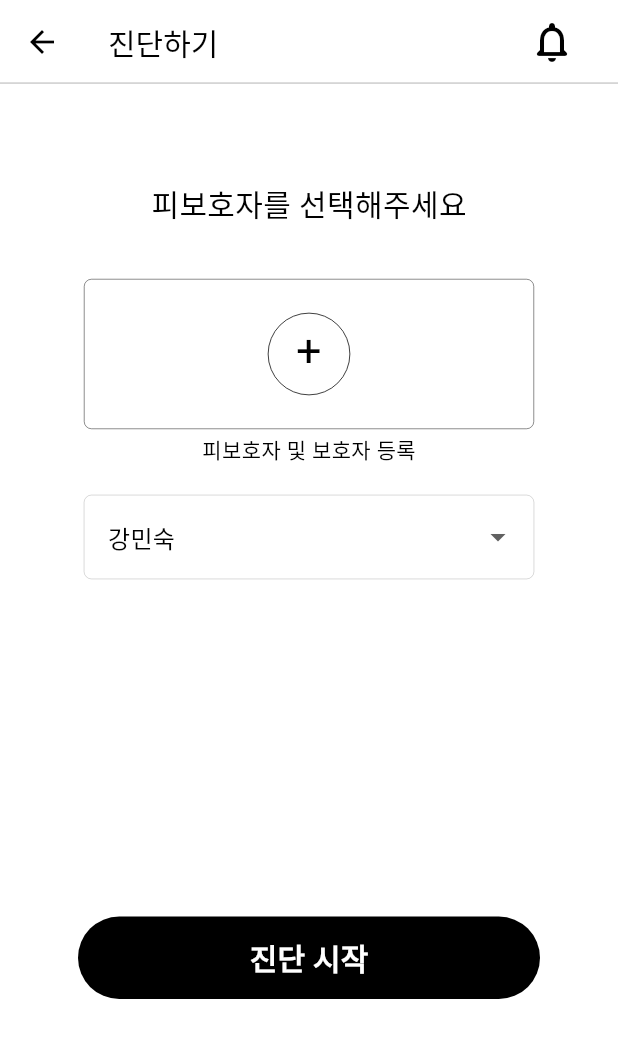
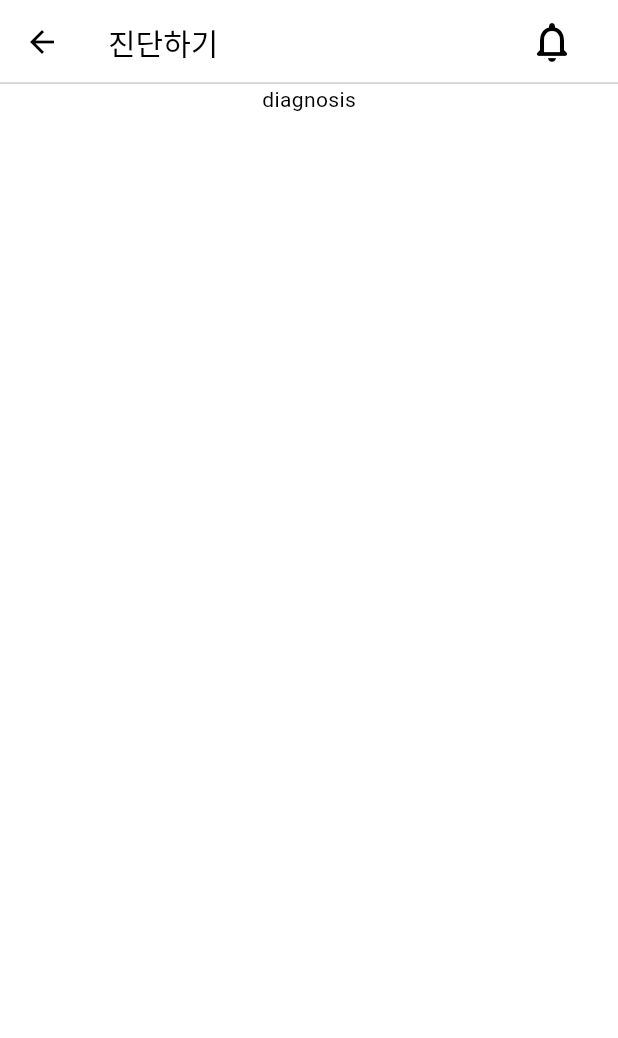
Before and after one commit to AntiHeimer/front, a Flutter app: the ChoicePage screen opened directly, after a tap on "진단 시작", on a phone screen of 412 x 824 dp. Shown: the top 1038 px of the screen. Run offline on Flutter 3.47's test engine with Material 3 defaults, Android fonts, the phone set to English and light mode, and no system bars; our stand-ins replace flutter_dotenv.

Commit message:
create diagnosis page

```diff
--- a/lib/Diagnosis/page/choice_page.dart
+++ b/lib/Diagnosis/page/choice_page.dart
@@ -1,4 +1,5 @@
 import 'package:anti_heimer/Diagnosis/component/choice_box.dart';
+import 'package:anti_heimer/Diagnosis/page/diagnosis_page.dart';
 import 'package:anti_heimer/Main/component/app_bar/app_bar3.dart';
 import 'package:anti_heimer/Main/component/main_button.dart';
 import 'package:flutter/material.dart';
@@ -64,7 +65,13 @@ class _ChoicePageState extends State<ChoicePage> {
                 }),
           ),
           const Padding(padding: EdgeInsets.only(bottom: 225)),
-          MainButton(text: '진단 시작', onPressed: () {})
+          MainButton(
+              text: '진단 시작',
+              onPressed: () {
+                Navigator.push(context, MaterialPageRoute(builder: (context) {
+                  return DiagnosisPage();
+                }));
+              })
         ],
       )),
     );
--- /dev/null
+++ b/lib/Diagnosis/page/diagnosis_page.dart
@@ -0,0 +1,24 @@
+import 'package:anti_heimer/Main/component/app_bar/app_bar3.dart';
+import 'package:flutter/material.dart';
+
+class DiagnosisPage extends StatefulWidget {
+  _DiagnosisPageState createState() => _DiagnosisPageState();
+}
+
+class _DiagnosisPageState extends State<DiagnosisPage> {
+  @override
+  void initState() {
+    super.initState();
+  }
+
+  @override
+  Widget build(BuildContext context) {
+    return Scaffold(
+      appBar: const AppBarWidget3(title: '진단하기'),
+      body: Center(
+          child: Column(
+        children: <Widget>[Text('diagnosis')],
+      )),
+    );
+  }
+}
```
